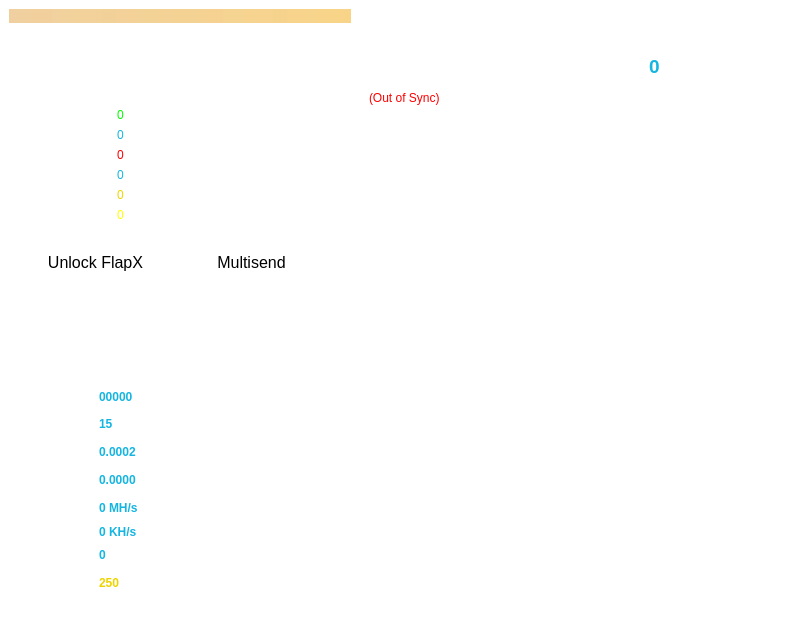
The window that src/qt/forms/overviewpage.ui (hanzou-x/flapxcoin) describes before a commit, drawn with Qt 5.
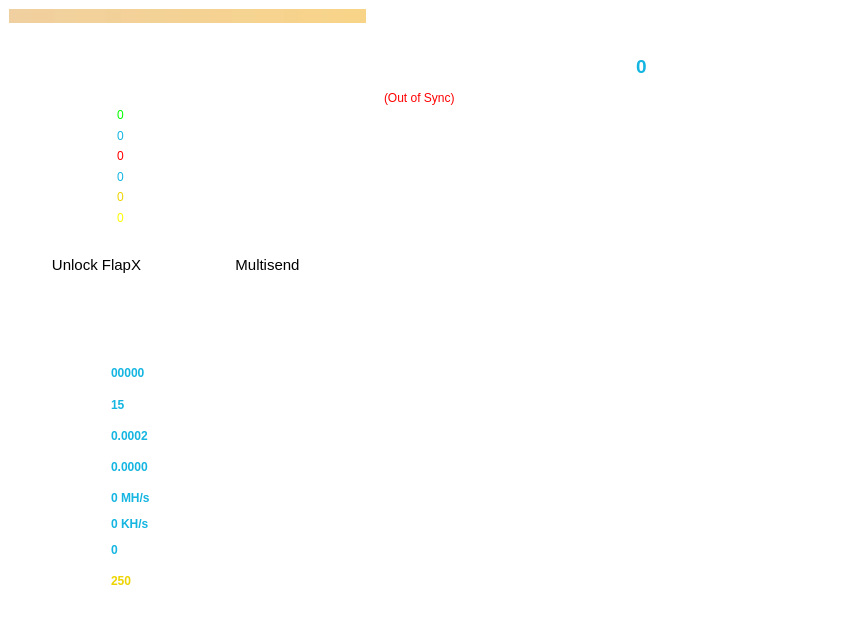
The same window after the commit. Icons and pictures are not drawn.

```diff
--- a/src/qt/forms/overviewpage.ui
+++ b/src/qt/forms/overviewpage.ui
@@ -9,7 +9,7 @@
    <rect>
     <x>0</x>
     <y>0</y>
-    <width>790</width>
+    <width>845</width>
     <height>624</height>
    </rect>
   </property>
@@ -28,6 +28,15 @@
   <property name="palette">
    <palette>
     <active>
+     <colorrole role="WindowText">
+      <brush brushstyle="SolidPattern">
+       <color alpha="255">
+        <red>0</red>
+        <green>0</green>
+        <blue>0</blue>
+       </color>
+      </brush>
+     </colorrole>
      <colorrole role="Button">
       <brush brushstyle="SolidPattern">
        <color alpha="0">
@@ -37,6 +46,51 @@
        </color>
       </brush>
      </colorrole>
+     <colorrole role="Midlight">
+      <brush brushstyle="SolidPattern">
+       <color alpha="255">
+        <red>255</red>
+        <green>255</green>
+        <blue>255</blue>
+       </color>
+      </brush>
+     </colorrole>
+     <colorrole role="Dark">
+      <brush brushstyle="SolidPattern">
+       <color alpha="255">
+        <red>255</red>
+        <green>255</green>
+        <blue>255</blue>
+       </color>
+      </brush>
+     </colorrole>
+     <colorrole role="Mid">
+      <brush brushstyle="SolidPattern">
+       <color alpha="255">
+        <red>255</red>
+        <green>255</green>
+        <blue>255</blue>
+       </color>
+      </brush>
+     </colorrole>
+     <colorrole role="Text">
+      <brush brushstyle="SolidPattern">
+       <color alpha="255">
+        <red>0</red>
+        <green>0</green>
+        <blue>0</blue>
+       </color>
+      </brush>
+     </colorrole>
+     <colorrole role="ButtonText">
+      <brush brushstyle="SolidPattern">
+       <color alpha="255">
+        <red>0</red>
+        <green>0</green>
+        <blue>0</blue>
+       </color>
+      </brush>
+     </colorrole>
      <colorrole role="Base">
       <brush brushstyle="SolidPattern">
        <color alpha="0">
@@ -55,8 +109,53 @@
        </color>
       </brush>
      </colorrole>
+     <colorrole role="Shadow">
+      <brush brushstyle="SolidPattern">
+       <color alpha="255">
+        <red>255</red>
+        <green>255</green>
+        <blue>255</blue>
+       </color>
+      </brush>
+     </colorrole>
+     <colorrole role="Highlight">
+      <brush brushstyle="SolidPattern">
+       <color alpha="255">
+        <red>255</red>
+        <green>255</green>
+        <blue>255</blue>
+       </color>
+      </brush>
+     </colorrole>
+     <colorrole role="Link">
+      <brush brushstyle="SolidPattern">
+       <color alpha="0">
+        <red>0</red>
+        <green>0</green>
+        <blue>0</blue>
+       </color>
+      </brush>
+     </colorrole>
+     <colorrole role="LinkVisited">
+      <brush brushstyle="SolidPattern">
+       <color alpha="0">
+        <red>0</red>
+        <green>0</green>
+        <blue>0</blue>
+       </color>
+      </brush>
+     </colorrole>
     </active>
     <inactive>
+     <colorrole role="WindowText">
+      <brush brushstyle="SolidPattern">
+       <color alpha="255">
+        <red>0</red>
+        <green>0</green>
+        <blue>0</blue>
+       </color>
+      </brush>
+     </colorrole>
      <colorrole role="Button">
       <brush brushstyle="SolidPattern">
        <color alpha="0">
@@ -66,6 +165,51 @@
        </color>
       </brush>
      </colorrole>
+     <colorrole role="Midlight">
+      <brush brushstyle="SolidPattern">
+       <color alpha="255">
+        <red>255</red>
+        <green>255</green>
+        <blue>255</blue>
+       </color>
+      </brush>
+     </colorrole>
+     <colorrole role="Dark">
+      <brush brushstyle="SolidPattern">
+       <color alpha="255">
+        <red>255</red>
+        <green>255</green>
+        <blue>255</blue>
+       </color>
+      </brush>
+     </colorrole>
+     <colorrole role="Mid">
+      <brush brushstyle="SolidPattern">
+       <color alpha="255">
+        <red>255</red>
+        <green>255</green>
+        <blue>255</blue>
+       </color>
+      </brush>
+     </colorrole>
+     <colorrole role="Text">
+      <brush brushstyle="SolidPattern">
+       <color alpha="255">
+        <red>0</red>
+        <green>0</green>
+        <blue>0</blue>
+       </color>
+      </brush>
+     </colorrole>
+     <colorrole role="ButtonText">
+      <brush brushstyle="SolidPattern">
+       <color alpha="255">
+        <red>0</red>
+        <green>0</green>
+        <blue>0</blue>
+       </color>
+      </brush>
+     </colorrole>
      <colorrole role="Base">
       <brush brushstyle="SolidPattern">
        <color alpha="0">
@@ -84,8 +228,53 @@
        </color>
       </brush>
      </colorrole>
+     <colorrole role="Shadow">
+      <brush brushstyle="SolidPattern">
+       <color alpha="255">
+        <red>255</red>
+        <green>255</green>
+        <blue>255</blue>
+       </color>
+      </brush>
+     </colorrole>
+     <colorrole role="Highlight">
+      <brush brushstyle="SolidPattern">
+       <color alpha="255">
+        <red>255</red>
+        <green>255</green>
+        <blue>255</blue>
+       </color>
+      </brush>
+     </colorrole>
+     <colorrole role="Link">
+      <brush brushstyle="SolidPattern">
+       <color alpha="0">
+        <red>0</red>
+        <green>0</green>
+        <blue>0</blue>
+       </color>
+      </brush>
+     </colorrole>
+     <colorrole role="LinkVisited">
+      <brush brushstyle="SolidPattern">
+       <color alpha="0">
+        <red>0</red>
+        <green>0</green>
+        <blue>0</blue>
+       </color>
+      </brush>
+     </colorrole>
     </inactive>
     <disabled>
+     <colorrole role="WindowText">
+      <brush brushstyle="SolidPattern">
+       <color alpha="255">
+        <red>255</red>
+        <green>255</green>
+        <blue>255</blue>
+       </color>
+      </brush>
+     </colorrole>
      <colorrole role="Button">
       <brush brushstyle="SolidPattern">
        <color alpha="0">
@@ -95,6 +284,51 @@
        </color>
       </brush>
      </colorrole>
+     <colorrole role="Midlight">
+      <brush brushstyle="SolidPattern">
+       <color alpha="255">
+        <red>255</red>
+        <green>255</green>
+        <blue>255</blue>
+       </color>
+      </brush>
+     </colorrole>
+     <colorrole role="Dark">
+      <brush brushstyle="SolidPattern">
+       <color alpha="255">
+        <red>255</red>
+        <green>255</green>
+        <blue>255</blue>
+       </color>
+      </brush>
+     </colorrole>
+     <colorrole role="Mid">
+      <brush brushstyle="SolidPattern">
+       <color alpha="255">
+        <red>255</red>
+        <green>255</green>
+        <blue>255</blue>
+       </color>
+      </brush>
+     </colorrole>
+     <colorrole role="Text">
+      <brush brushstyle="SolidPattern">
+       <color alpha="255">
+        <red>255</red>
+        <green>255</green>
+        <blue>255</blue>
+       </color>
+      </brush>
+     </colorrole>
+     <colorrole role="ButtonText">
+      <brush brushstyle="SolidPattern">
+       <color alpha="255">
+        <red>255</red>
+        <green>255</green>
+        <blue>255</blue>
+       </color>
+      </brush>
+     </colorrole>
      <colorrole role="Base">
       <brush brushstyle="SolidPattern">
        <color alpha="0">
@@ -113,6 +347,42 @@
        </color>
       </brush>
      </colorrole>
+     <colorrole role="Shadow">
+      <brush brushstyle="SolidPattern">
+       <color alpha="255">
+        <red>255</red>
+        <green>255</green>
+        <blue>255</blue>
+       </color>
+      </brush>
+     </colorrole>
+     <colorrole role="Highlight">
+      <brush brushstyle="SolidPattern">
+       <color alpha="255">
+        <red>145</red>
+        <green>141</green>
+        <blue>126</blue>
+       </color>
+      </brush>
+     </colorrole>
+     <colorrole role="Link">
+      <brush brushstyle="SolidPattern">
+       <color alpha="0">
+        <red>0</red>
+        <green>0</green>
+        <blue>0</blue>
+       </color>
+      </brush>
+     </colorrole>
+     <colorrole role="LinkVisited">
+      <brush brushstyle="SolidPattern">
+       <color alpha="0">
+        <red>0</red>
+        <green>0</green>
+        <blue>0</blue>
+       </color>
+      </brush>
+     </colorrole>
     </disabled>
    </palette>
   </property>
@@ -2007,16 +2277,19 @@
            <property name="frameShadow">
             <enum>QFrame::Plain</enum>
            </property>
-           <layout class="QGridLayout" name="gridLayout_13">
-            <item row="0" column="5">
-             <spacer name="horizontalSpacer">
+           <layout class="QGridLayout" name="gridLayout_12">
+            <item row="0" column="0">
+             <spacer name="horizontalSpacer_6">
               <property name="orientation">
                <enum>Qt::Horizontal</enum>
               </property>
+              <property name="sizeType">
+               <enum>QSizePolicy::Fixed</enum>
+              </property>
               <property name="sizeHint" stdset="0">
                <size>
-                <width>40</width>
-                <height>20</height>
+                <width>3</width>
+                <height>0</height>
                </size>
               </property>
              </spacer>
@@ -2031,13 +2304,13 @@
               </property>
               <property name="minimumSize">
                <size>
-                <width>125</width>
+                <width>127</width>
                 <height>50</height>
                </size>
               </property>
               <property name="maximumSize">
                <size>
-                <width>125</width>
+                <width>127</width>
                 <height>50</height>
                </size>
               </property>
@@ -2098,6 +2371,42 @@
                    </color>
                   </brush>
                  </colorrole>
+                 <colorrole role="Highlight">
+                  <brush brushstyle="SolidPattern">
+                   <color alpha="0">
+                    <red>0</red>
+                    <green>0</green>
+                    <blue>0</blue>
+                   </color>
+                  </brush>
+                 </colorrole>
+                 <colorrole role="HighlightedText">
+                  <brush brushstyle="SolidPattern">
+                   <color alpha="0">
+                    <red>0</red>
+                    <green>0</green>
+                    <blue>0</blue>
+                   </color>
+                  </brush>
+                 </colorrole>
+                 <colorrole role="Link">
+                  <brush brushstyle="SolidPattern">
+                   <color alpha="0">
+                    <red>0</red>
+                    <green>0</green>
+                    <blue>0</blue>
+                   </color>
+                  </brush>
+                 </colorrole>
+                 <colorrole role="LinkVisited">
+                  <brush brushstyle="SolidPattern">
+                   <color alpha="0">
+                    <red>0</red>
+                    <green>0</green>
+                    <blue>0</blue>
+                   </color>
+                  </brush>
+                 </colorrole>
                 </active>
                 <inactive>
                  <colorrole role="WindowText">
@@ -2154,6 +2463,42 @@
                    </color>
                   </brush>
                  </colorrole>
+                 <colorrole role="Highlight">
+                  <brush brushstyle="SolidPattern">
+                   <color alpha="0">
+                    <red>0</red>
+                    <green>0</green>
+                    <blue>0</blue>
+                   </color>
+                  </brush>
+                 </colorrole>
+                 <colorrole role="HighlightedText">
+                  <brush brushstyle="SolidPattern">
+                   <color alpha="0">
+                    <red>0</red>
+                    <green>0</green>
+                    <blue>0</blue>
+                   </color>
+                  </brush>
+                 </colorrole>
+                 <colorrole role="Link">
+                  <brush brushstyle="SolidPattern">
+                   <color alpha="0">
+                    <red>0</red>
+                    <green>0</green>
+                    <blue>0</blue>
+                   </color>
+                  </brush>
+                 </colorrole>
+                 <colorrole role="LinkVisited">
+                  <brush brushstyle="SolidPattern">
+                   <color alpha="0">
+                    <red>0</red>
+                    <green>0</green>
+                    <blue>0</blue>
+                   </color>
+                  </brush>
+                 </colorrole>
                 </inactive>
                 <disabled>
                  <colorrole role="WindowText">
@@ -2210,12 +2555,48 @@
                    </color>
                   </brush>
                  </colorrole>
+                 <colorrole role="Highlight">
+                  <brush brushstyle="SolidPattern">
+                   <color alpha="255">
+                    <red>145</red>
+                    <green>141</green>
+                    <blue>126</blue>
+                   </color>
+                  </brush>
+                 </colorrole>
+                 <colorrole role="HighlightedText">
+                  <brush brushstyle="SolidPattern">
+                   <color alpha="0">
+                    <red>0</red>
+                    <green>0</green>
+                    <blue>0</blue>
+                   </color>
+                  </brush>
+                 </colorrole>
+                 <colorrole role="Link">
+                  <brush brushstyle="SolidPattern">
+                   <color alpha="0">
+                    <red>0</red>
+                    <green>0</green>
+                    <blue>0</blue>
+                   </color>
+                  </brush>
+                 </colorrole>
+                 <colorrole role="LinkVisited">
+                  <brush brushstyle="SolidPattern">
+                   <color alpha="0">
+                    <red>0</red>
+                    <green>0</green>
+                    <blue>0</blue>
+                   </color>
+                  </brush>
+                 </colorrole>
                 </disabled>
                </palette>
               </property>
               <property name="font">
                <font>
-                <pointsize>12</pointsize>
+                <pointsize>11</pointsize>
                </font>
               </property>
               <property name="styleSheet">
@@ -2226,6 +2607,19 @@
               </property>
              </widget>
             </item>
+            <item row="0" column="2">
+             <spacer name="horizontalSpacer_7">
+              <property name="orientation">
+               <enum>Qt::Horizontal</enum>
+              </property>
+              <property name="sizeHint" stdset="0">
+               <size>
+                <width>40</width>
+                <height>20</height>
+               </size>
+              </property>
+             </spacer>
+            </item>
             <item row="0" column="3">
              <spacer name="horizontalSpacer_2">
               <property name="orientation">
@@ -2249,13 +2643,13 @@
               </property>
               <property name="minimumSize">
                <size>
-                <width>125</width>
+                <width>127</width>
                 <height>50</height>
                </size>
               </property>
               <property name="maximumSize">
                <size>
-                <width>125</width>
+                <width>127</width>
                 <height>50</height>
                </size>
               </property>
@@ -2460,7 +2854,7 @@
               </property>
               <property name="font">
                <font>
-                <pointsize>12</pointsize>
+                <pointsize>11</pointsize>
                </font>
               </property>
               <property name="styleSheet">
@@ -2471,47 +2865,18 @@
               </property>
              </widget>
             </item>
-            <item row="0" column="2">
-             <spacer name="horizontalSpacer_7">
-              <property name="orientation">
-               <enum>Qt::Horizontal</enum>
-              </property>
-              <property name="sizeHint" stdset="0">
-               <size>
-                <width>40</width>
-                <height>20</height>
-               </size>
-              </property>
-             </spacer>
-            </item>
-            <item row="0" column="0">
-             <spacer name="horizontalSpacer_6">
-              <property name="orientation">
-               <enum>Qt::Horizontal</enum>
-              </property>
-              <property name="sizeType">
-               <enum>QSizePolicy::Fixed</enum>
-              </property>
-              <property name="sizeHint" stdset="0">
-               <size>
-                <width>3</width>
-                <height>0</height>
-               </size>
-              </property>
-             </spacer>
-            </item>
-            <item row="1" column="1">
+            <item row="1" column="1" colspan="5">
              <widget class="QLabel" name="labelMyWeight">
               <property name="minimumSize">
                <size>
-                <width>135</width>
-                <height>70</height>
-               </size>
-              </property>
-              <property name="maximumSize">
-               <size>
                 <width>300</width>
-                <height>100</height>
+                <height>40</height>
+               </size>
+              </property>
+              <property name="maximumSize">
+               <size>
+                <width>325</width>
+                <height>50</height>
                </size>
               </property>
               <property name="palette">
@@ -5185,33 +5550,23 @@
                <enum>QFrame::Plain</enum>
               </property>
               <layout class="QGridLayout" name="gridLayout_8">
-               <item row="0" column="0">
-                <spacer name="horizontalSpacer_5">
-                 <property name="orientation">
-                  <enum>Qt::Horizontal</enum>
-                 </property>
-                 <property name="sizeHint" stdset="0">
-                  <size>
-                   <width>19</width>
-                   <height>20</height>
-                  </size>
-                 </property>
-                </spacer>
-               </item>
-               <item row="1" column="1">
+               <item row="1" column="0">
                 <spacer name="verticalSpacer_9">
                  <property name="orientation">
                   <enum>Qt::Vertical</enum>
                  </property>
+                 <property name="sizeType">
+                  <enum>QSizePolicy::Fixed</enum>
+                 </property>
                  <property name="sizeHint" stdset="0">
                   <size>
                    <width>20</width>
-                   <height>29</height>
+                   <height>10</height>
                   </size>
                  </property>
                 </spacer>
                </item>
-               <item row="2" column="1">
+               <item row="2" column="0">
                 <widget class="QLabel" name="label_5">
                  <property name="maximumSize">
                   <size>
@@ -5233,7 +5588,7 @@
                  </property>
                 </widget>
                </item>
-               <item row="0" column="1">
+               <item row="0" column="0">
                 <widget class="QLabel" name="label_10">
                  <property name="minimumSize">
                   <size>
@@ -6261,7 +6616,7 @@
                <enum>Qt::Horizontal</enum>
               </property>
               <property name="sizeType">
-               <enum>QSizePolicy::Fixed</enum>
+               <enum>QSizePolicy::Expanding</enum>
               </property>
               <property name="sizeHint" stdset="0">
                <size>
@@ -6448,6 +6803,22 @@
         </layout>
        </widget>
       </item>
+      <item row="1" column="2">
+       <spacer name="horizontalSpacer">
+        <property name="orientation">
+         <enum>Qt::Horizontal</enum>
+        </property>
+        <property name="sizeType">
+         <enum>QSizePolicy::Fixed</enum>
+        </property>
+        <property name="sizeHint" stdset="0">
+         <size>
+          <width>40</width>
+          <height>20</height>
+         </size>
+        </property>
+       </spacer>
+      </item>
      </layout>
     </widget>
    </item>
```
Left out of the diff: 48 changed lines with no effect on the pictures.
